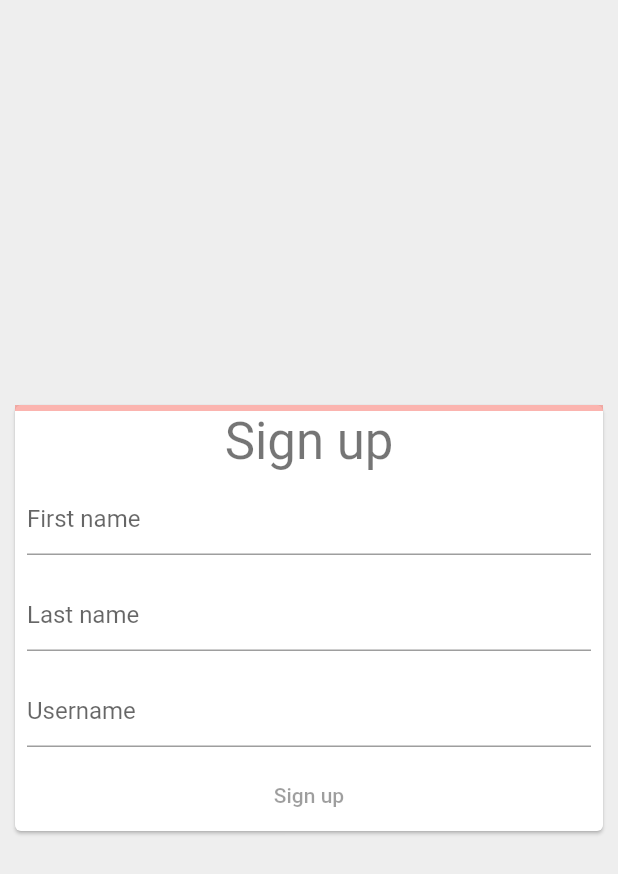
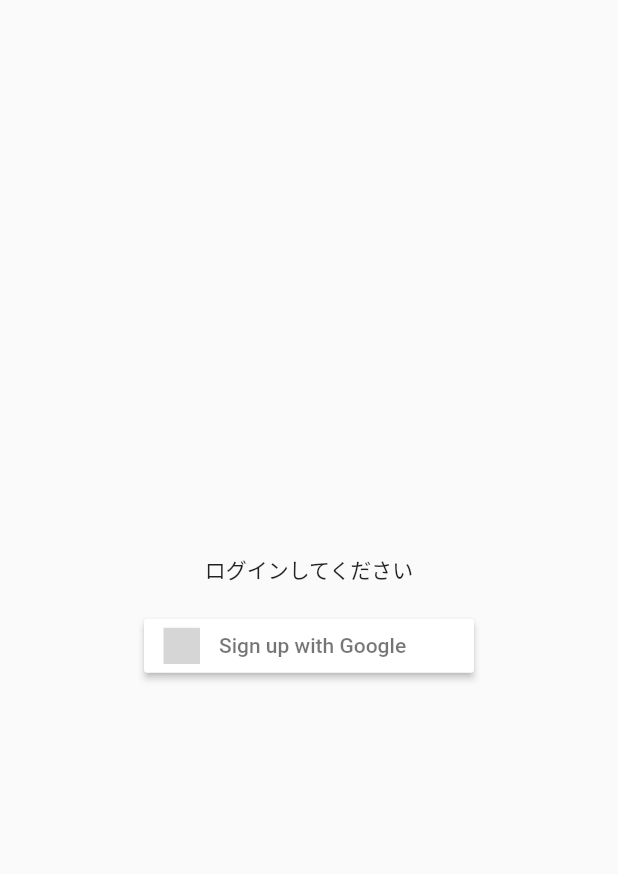
Before and after one commit to gimKondo/wyly, a Flutter app: the screen it shows after launch, on a phone screen of 412 x 824 dp. Shown: the top 874 px of the screen. Run offline on Flutter 3.47's test engine with Material 2 defaults, Android fonts, the phone set to English and light mode, and no system bars; our stand-ins replace firebase_auth, firebase_core, flutter_dotenv, flutter_signin_button, google_sign_in; accounts and stored records are empty; grey boxes are pictures that could not be loaded.

Commit message:
:tada: login feature

```diff
--- /dev/null
+++ b/app-web/lib/screen/login_screen.dart
@@ -0,0 +1,65 @@
+import 'package:flutter/material.dart';
+import 'package:firebase_auth/firebase_auth.dart';
+import 'package:google_sign_in/google_sign_in.dart';
+import 'package:flutter_signin_button/flutter_signin_button.dart';
+import 'package:wyly_app/service/env_service.dart';
+
+class LoginScreen extends StatefulWidget {
+  const LoginScreen({Key? key}) : super(key: key);
+
+  @override
+  _LoginScreenState createState() => _LoginScreenState();
+}
+
+class _LoginScreenState extends State<LoginScreen> {
+  static final _googleLogin = GoogleSignIn(
+    scopes: [
+      'email',
+      'https://www.googleapis.com/auth/contacts.readonly',
+    ],
+    clientId: getEnv('GOOGLE_AUTH_CLIENT_ID'),
+  );
+
+  final FirebaseAuth _auth = FirebaseAuth.instance;
+
+  @override
+  Widget build(BuildContext context) {
+    return Scaffold(
+      body: Center(
+        child: Column(
+          mainAxisAlignment: MainAxisAlignment.center,
+          crossAxisAlignment: CrossAxisAlignment.center,
+          children: [
+            const Text('ログインしてください'),
+            const SizedBox(height: 16),
+            SignInButton(
+              Buttons.Google,
+              text: 'Sign up with Google',
+              onPressed: () async {
+                await _login();
+              },
+            ),
+          ],
+        ),
+      ),
+    );
+  }
+
+  Future _login() async {
+    final signInAccount = await _googleLogin.signIn();
+    if (signInAccount == null) {
+      return;
+    }
+
+    final auth = await signInAccount.authentication;
+    final credential = GoogleAuthProvider.credential(
+      idToken: auth.idToken,
+      accessToken: auth.accessToken,
+    );
+    final result = await _auth.signInWithCredential(credential);
+
+    print(result.user!.uid.toString()); // ignore: avoid_print
+    print(result.user!.email.toString()); // ignore: avoid_print
+    print(result.user!.displayName.toString()); // ignore: avoid_print
+  }
+}
```
Also changed, not shown: app-web/lib/main.dart (+17 -3 lines), app-web/assets/sample.env (added), 2 other files.
